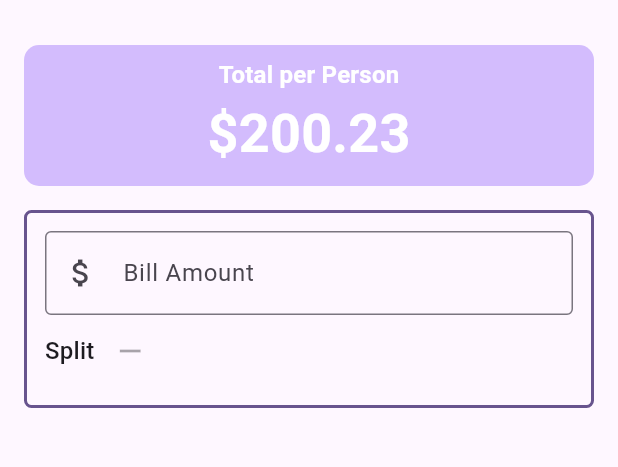
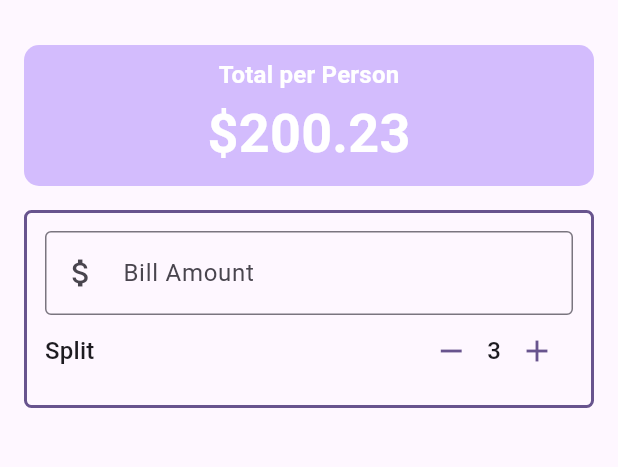
Before and after one commit to SAJalingo/utip, a Flutter app: the screen it shows after launch, on a phone screen of 412 x 824 dp, the part 63-530 px from its top. Run offline on Flutter 3.47's test engine with Material 3 defaults, Android fonts, the phone set to English and light mode, and no system bars.

Commit message:
done with creating the split bill section, and next is to add the functionality

```diff
--- a/lib/main.dart
+++ b/lib/main.dart
@@ -119,6 +119,9 @@ class _UTipState extends State<UTip> {
                   ),
                   //split bill area
                   Row(
+                    mainAxisAlignment:
+                        MainAxisAlignment
+                            .spaceBetween,
                     children: [
                       Text(
                         'Split',
@@ -130,9 +133,30 @@ class _UTipState extends State<UTip> {
                       Row(
                         children: [
                           IconButton(
-                            onPressed: null,
-                            icon: Icon(
+                            color:
+                                theme
+                                    .colorScheme
+                                    .primary,
+                            onPressed: () => {},
+                            icon: const Icon(
                               Icons.remove,
+                            ),
+                          ),
+                          Text(
+                            '3',
+                            style:
+                                theme
+                                    .textTheme
+                                    .titleMedium,
+                          ),
+                          IconButton(
+                            color:
+                                theme
+                                    .colorScheme
+                                    .primary,
+                            onPressed: () => {},
+                            icon: const Icon(
+                              Icons.add,
                             ),
                           ),
                         ],
```
